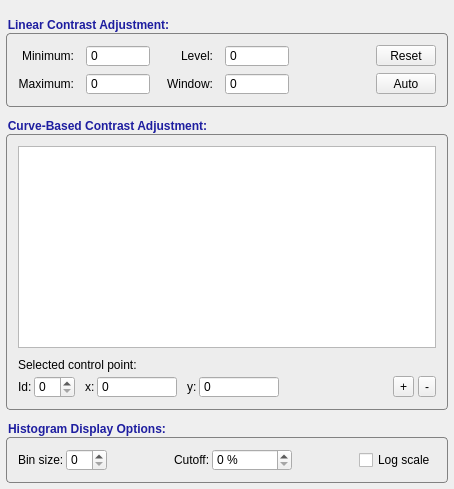
Before: the Qt Designer form GUI/Qt/Components/ContrastInspector.ui in pyushkevich/itksnap, drawn with Qt 5.
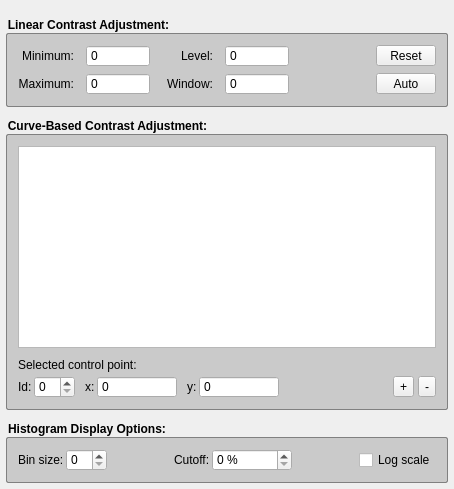
After: the same form once the commit is applied. Custom widgets are drawn as their Qt base class.

The edit to the form file:
```diff
--- a/GUI/Qt/Components/ContrastInspector.ui
+++ b/GUI/Qt/Components/ContrastInspector.ui
@@ -7,34 +7,30 @@
     <x>0</x>
     <y>0</y>
     <width>454</width>
-    <height>477</height>
+    <height>489</height>
    </rect>
   </property>
   <property name="windowTitle">
    <string>Form</string>
   </property>
   <property name="styleSheet">
-   <string notr="true">QMainWindow {
-  background-color: rgb(248,248,248);
-}
-
-QGroupBox {
+   <string notr="true">QGroupBox {
   background-origin: content;
   margin-top: 15px;
   font-weight: bold;
   font-size: 12px;
-  font-family: helvetica;
-  color: rgb(30,30,160);
-  background-color: rgb(237,237,237);
+  background-color: palette(midlight);
   padding: 5px;
-  border-radius: 4px;
-  border: 1px solid rgb(130,130,130);
+  border-radius: 2px;
+  border-width: 1px;
+  border-style: solid;
+  border-color: rgb(128,128,128);
 }
+
 QGroupBox::title {
   subcontrol-origin: 	margin;
   subcontrol-position: top left;
 }
-
 </string>
   </property>
   <layout class="QVBoxLayout" name="verticalLayout">
```
Left out of the diff: 22 changed lines with no effect on the pictures.
